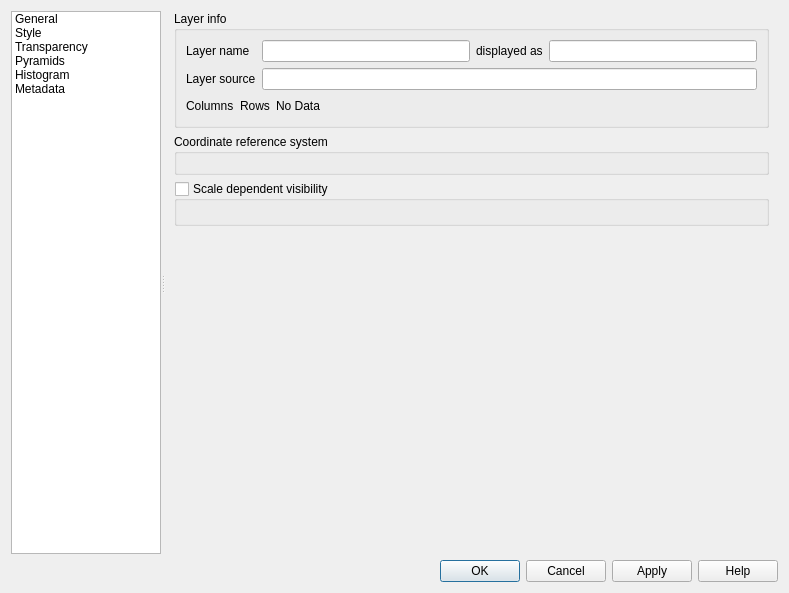
Above: src/ui/qgsrasterlayerpropertiesbase.ui from kadas-albireo/kadas-albireo before the change. Below: the same form after it.
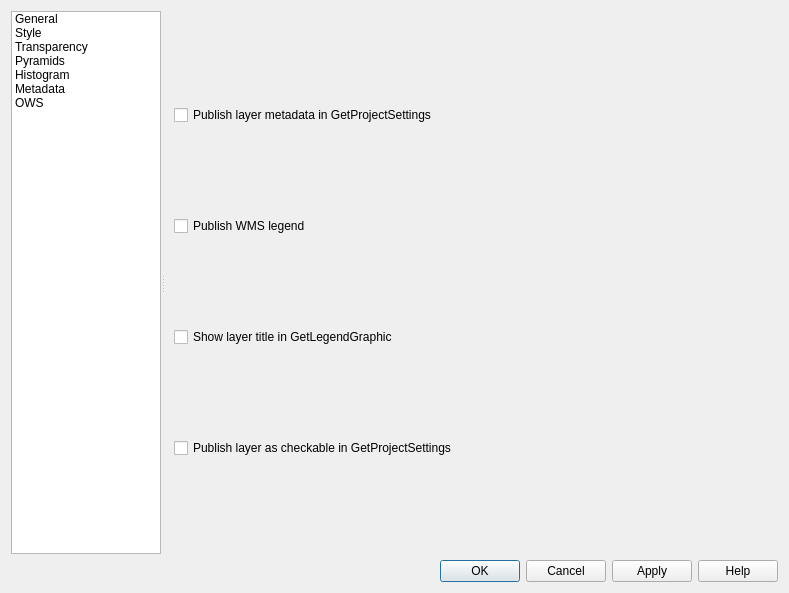
That is the form after the change. Icons and pictures are not drawn. Custom widgets are drawn as their Qt base class.

Commit message: Add ows options also to raster properties dialog

Patch:
```diff
--- a/src/ui/qgsrasterlayerpropertiesbase.ui
+++ b/src/ui/qgsrasterlayerpropertiesbase.ui
@@ -152,6 +152,15 @@
             <normaloff>:/images/themes/default/propertyicons/metadata.png</normaloff>:/images/themes/default/propertyicons/metadata.png</iconset>
           </property>
          </item>
+         <item>
+          <property name="text">
+           <string>OWS</string>
+          </property>
+          <property name="icon">
+           <iconset resource="../../images/images.qrc">
+            <normaloff>:/images/themes/default/mIconOws.svg</normaloff>:/images/themes/default/mIconOws.svg</iconset>
+          </property>
+         </item>
         </widget>
        </item>
       </layout>
@@ -182,7 +191,7 @@
           </sizepolicy>
          </property>
          <property name="currentIndex">
-          <number>0</number>
+          <number>6</number>
          </property>
          <widget class="QWidget" name="mOptsPage_General">
           <layout class="QVBoxLayout" name="verticalLayout_6">
@@ -202,8 +211,8 @@
                <rect>
                 <x>0</x>
                 <y>0</y>
-                <width>615</width>
-                <height>542</height>
+                <width>628</width>
+                <height>556</height>
                </rect>
               </property>
               <layout class="QVBoxLayout" name="verticalLayout_7">
@@ -1970,6 +1979,38 @@
            </item>
           </layout>
          </widget>
+         <widget class="QWidget" name="page">
+          <layout class="QGridLayout" name="gridLayout_13">
+           <item row="0" column="0">
+            <widget class="QCheckBox" name="mWMSMetadataCheckBox">
+             <property name="text">
+              <string>Publish layer metadata in GetProjectSettings</string>
+             </property>
+            </widget>
+           </item>
+           <item row="1" column="0">
+            <widget class="QCheckBox" name="mWMSLegendCheckBox">
+             <property name="text">
+              <string>Publish WMS legend</string>
+             </property>
+            </widget>
+           </item>
+           <item row="2" column="0">
+            <widget class="QCheckBox" name="mWMSLegendTitleCheckBox">
+             <property name="text">
+              <string>Show layer title in GetLegendGraphic</string>
+             </property>
+            </widget>
+           </item>
+           <item row="3" column="0">
+            <widget class="QCheckBox" name="mWMSCheckboxBox">
+             <property name="text">
+              <string>Publish layer as checkable in GetProjectSettings</string>
+             </property>
+            </widget>
+           </item>
+          </layout>
+         </widget>
         </widget>
        </item>
       </layout>
@@ -2016,6 +2057,17 @@
    <header>qgscollapsiblegroupbox.h</header>
    <container>1</container>
   </customwidget>
+  <customwidget>
+   <class>QgsProjectionSelectionWidget</class>
+   <extends>QWidget</extends>
+   <header location="global">qgsprojectionselectionwidget.h</header>
+   <container>1</container>
+  </customwidget>
+  <customwidget>
+   <class>QgsScaleRangeWidget</class>
+   <extends>QWidget</extends>
+   <header>qgsscalerangewidget.h</header>
+  </customwidget>
   <customwidget>
    <class>QgsColorButtonV2</class>
    <extends>QToolButton</extends>
@@ -2027,17 +2079,6 @@
    <extends>QComboBox</extends>
    <header>qgsblendmodecombobox.h</header>
   </customwidget>
-  <customwidget>
-   <class>QgsProjectionSelectionWidget</class>
-   <extends>QWidget</extends>
-   <header location="global">qgsprojectionselectionwidget.h</header>
-   <container>1</container>
-  </customwidget>
-  <customwidget>
-   <class>QgsScaleRangeWidget</class>
-   <extends>QWidget</extends>
-   <header>qgsscalerangewidget.h</header>
-  </customwidget>
  </customwidgets>
  <tabstops>
   <tabstop>buttonBox</tabstop>
```
Left out of the diff: 30 changed lines with no effect on the pictures. The commit also changes 2 other files.
